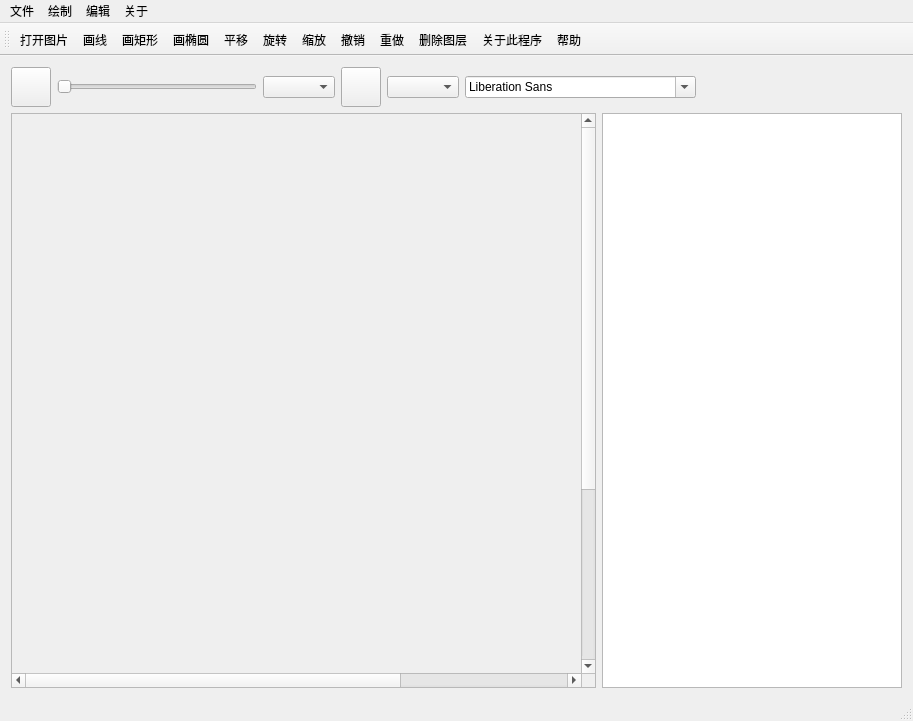
The window that src/View/mainwindow.ui (RayeRen/MiniPhotoShop) describes before a commit, drawn with Qt 5.
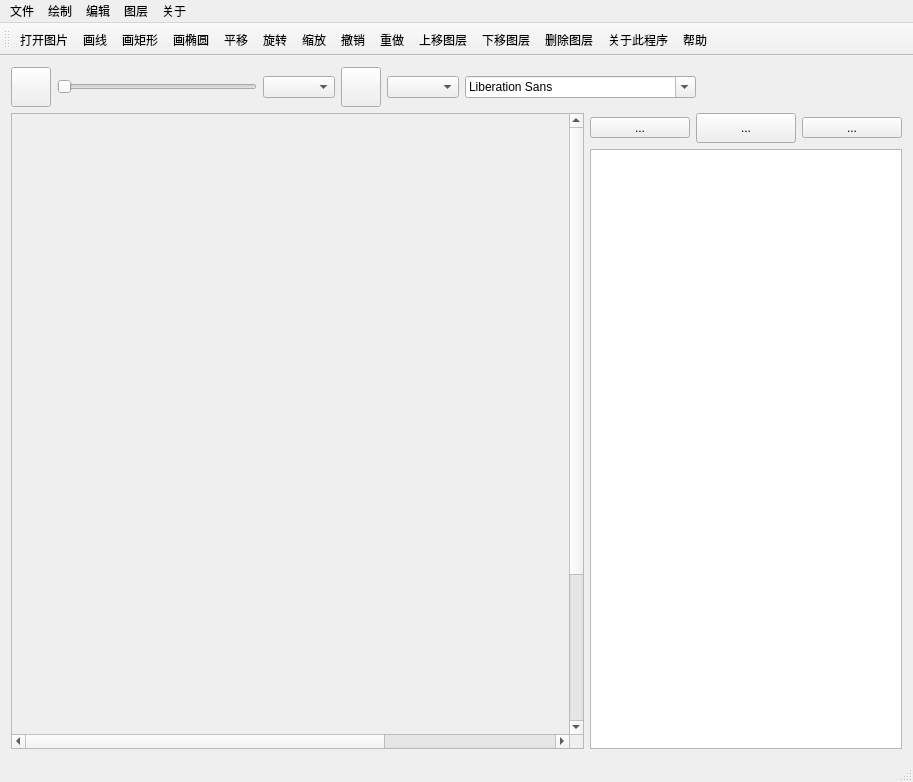
The same window after the commit. Icons and pictures are not drawn. Custom widgets are drawn as their Qt base class.

Commit message: 修正了图层名称问题，增加了图层操作UI

```diff
--- a/src/View/mainwindow.ui
+++ b/src/View/mainwindow.ui
@@ -10,6 +10,11 @@
     <height>721</height>
    </rect>
   </property>
+  <property name="font">
+   <font>
+    <stylestrategy>PreferDefault</stylestrategy>
+   </font>
+  </property>
   <property name="windowTitle">
    <string>Mini PhotoShop v1.0</string>
   </property>
@@ -170,20 +175,79 @@
        </widget>
       </item>
       <item>
-       <widget class="QListWidget" name="layoutListWidget">
-        <property name="sizePolicy">
-         <sizepolicy hsizetype="Preferred" vsizetype="Preferred">
-          <horstretch>0</horstretch>
-          <verstretch>0</verstretch>
-         </sizepolicy>
-        </property>
-        <property name="minimumSize">
-         <size>
-          <width>300</width>
-          <height>0</height>
-         </size>
-        </property>
-       </widget>
+       <layout class="QVBoxLayout" name="verticalLayout_2">
+        <item>
+         <layout class="QHBoxLayout" name="horizontalLayout_4">
+          <item>
+           <widget class="QToolButton" name="layoutUpToolButton">
+            <property name="minimumSize">
+             <size>
+              <width>100</width>
+              <height>0</height>
+             </size>
+            </property>
+            <property name="text">
+             <string>...</string>
+            </property>
+            <property name="icon">
+             <iconset resource="../../imgs.qrc">
+              <normaloff>:/img/img/up.png</normaloff>:/img/img/up.png</iconset>
+            </property>
+           </widget>
+          </item>
+          <item>
+           <widget class="QToolButton" name="layoutDownToolButton">
+            <property name="minimumSize">
+             <size>
+              <width>100</width>
+              <height>30</height>
+             </size>
+            </property>
+            <property name="text">
+             <string>...</string>
+            </property>
+            <property name="icon">
+             <iconset resource="../../imgs.qrc">
+              <normaloff>:/img/img/down.png</normaloff>:/img/img/down.png</iconset>
+            </property>
+           </widget>
+          </item>
+          <item>
+           <widget class="QToolButton" name="layoutDeleteToolButton">
+            <property name="minimumSize">
+             <size>
+              <width>100</width>
+              <height>0</height>
+             </size>
+            </property>
+            <property name="text">
+             <string>...</string>
+            </property>
+            <property name="icon">
+             <iconset resource="../../imgs.qrc">
+              <normaloff>:/img/img/delete.png</normaloff>:/img/img/delete.png</iconset>
+            </property>
+           </widget>
+          </item>
+         </layout>
+        </item>
+        <item>
+         <widget class="QListWidget" name="layoutListWidget">
+          <property name="sizePolicy">
+           <sizepolicy hsizetype="Preferred" vsizetype="Minimum">
+            <horstretch>0</horstretch>
+            <verstretch>0</verstretch>
+           </sizepolicy>
+          </property>
+          <property name="minimumSize">
+           <size>
+            <width>300</width>
+            <height>600</height>
+           </size>
+          </property>
+         </widget>
+        </item>
+       </layout>
       </item>
      </layout>
     </item>
@@ -233,11 +297,19 @@
     <addaction name="action_scale"/>
     <addaction name="action_undo"/>
     <addaction name="action_redo"/>
+   </widget>
+   <widget class="QMenu" name="menu_5">
+    <property name="title">
+     <string>图层</string>
+    </property>
+    <addaction name="action_layoutUp"/>
+    <addaction name="action_layoutDown"/>
     <addaction name="action_deleteLayout"/>
    </widget>
    <addaction name="menu"/>
    <addaction name="menu_2"/>
    <addaction name="menu_4"/>
+   <addaction name="menu_5"/>
    <addaction name="menu_3"/>
   </widget>
   <widget class="QToolBar" name="mainToolBar">
@@ -245,7 +317,7 @@
     <enum>TopToolBarArea</enum>
    </attribute>
    <attribute name="toolBarBreak">
-    <bool>false</bool>
+    <bool>true</bool>
    </attribute>
    <addaction name="action_openPic"/>
    <addaction name="action_drawLine"/>
@@ -256,6 +328,8 @@
    <addaction name="action_scale"/>
    <addaction name="action_undo"/>
    <addaction name="action_redo"/>
+   <addaction name="action_layoutUp"/>
+   <addaction name="action_layoutDown"/>
    <addaction name="action_deleteLayout"/>
    <addaction name="action_aboutPro"/>
    <addaction name="action_help"/>
@@ -419,6 +493,24 @@
     <string>删除图层</string>
    </property>
   </action>
+  <action name="action_layoutUp">
+   <property name="icon">
+    <iconset resource="../../imgs.qrc">
+     <normaloff>:/img/img/up.png</normaloff>:/img/img/up.png</iconset>
+   </property>
+   <property name="text">
+    <string>上移图层</string>
+   </property>
+  </action>
+  <action name="action_layoutDown">
+   <property name="icon">
+    <iconset resource="../../imgs.qrc">
+     <normaloff>:/img/img/down.png</normaloff>:/img/img/down.png</iconset>
+   </property>
+   <property name="text">
+    <string>下移图层</string>
+   </property>
+  </action>
  </widget>
  <layoutdefault spacing="6" margin="11"/>
  <customwidgets>
```
Left out of the diff: 1 changed line with no effect on the pictures. The commit also changes 8 other files.
